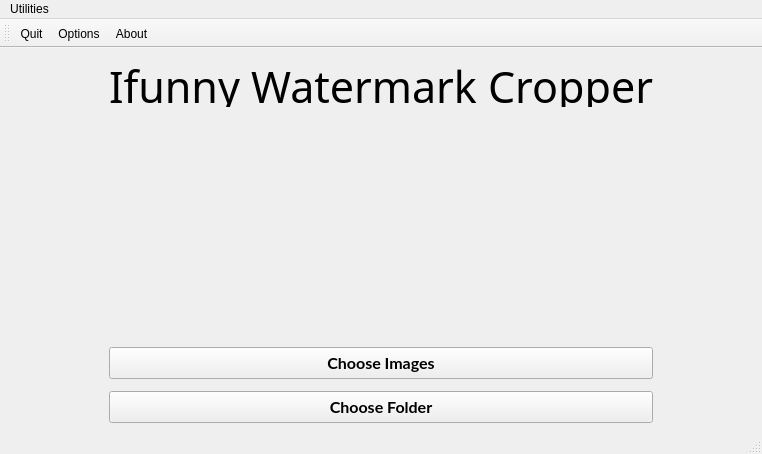
This is WatermarkCropper/mainwindow.ui in vg16855/Ifunny-Watermark-Cropper as Qt 5 draws it before an edit. The edited form follows.
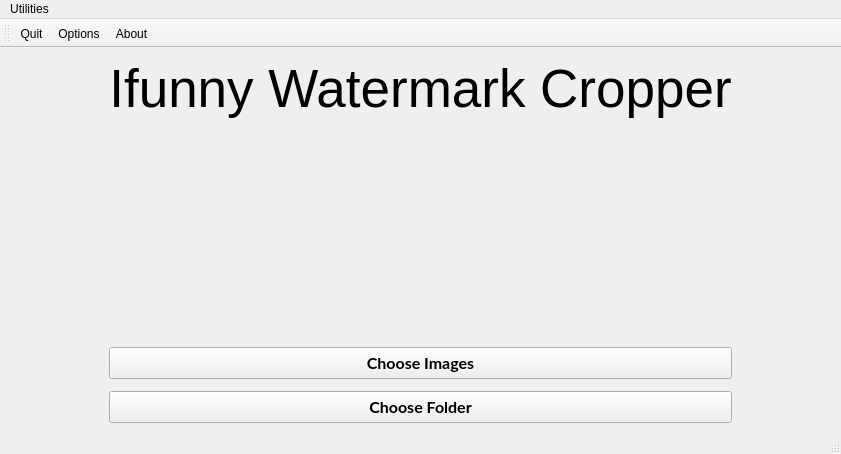
This is the edited form. Icons and pictures are not drawn.

Diff of the .ui file:
```diff
--- a/WatermarkCropper/mainwindow.ui
+++ b/WatermarkCropper/mainwindow.ui
@@ -6,7 +6,7 @@
    <rect>
     <x>0</x>
     <y>0</y>
-    <width>643</width>
+    <width>726</width>
     <height>454</height>
    </rect>
   </property>
@@ -34,19 +34,18 @@
         <property name="minimumSize">
          <size>
           <width>0</width>
-          <height>50</height>
+          <height>65</height>
          </size>
         </property>
         <property name="maximumSize">
          <size>
           <width>16777215</width>
-          <height>50</height>
+          <height>65</height>
          </size>
         </property>
         <property name="font">
          <font>
-          <family>Bebas</family>
-          <pointsize>32</pointsize>
+          <pointsize>40</pointsize>
          </font>
         </property>
         <property name="text">
@@ -157,7 +156,7 @@
     <rect>
      <x>0</x>
      <y>0</y>
-     <width>643</width>
+     <width>726</width>
      <height>21</height>
     </rect>
    </property>
```
